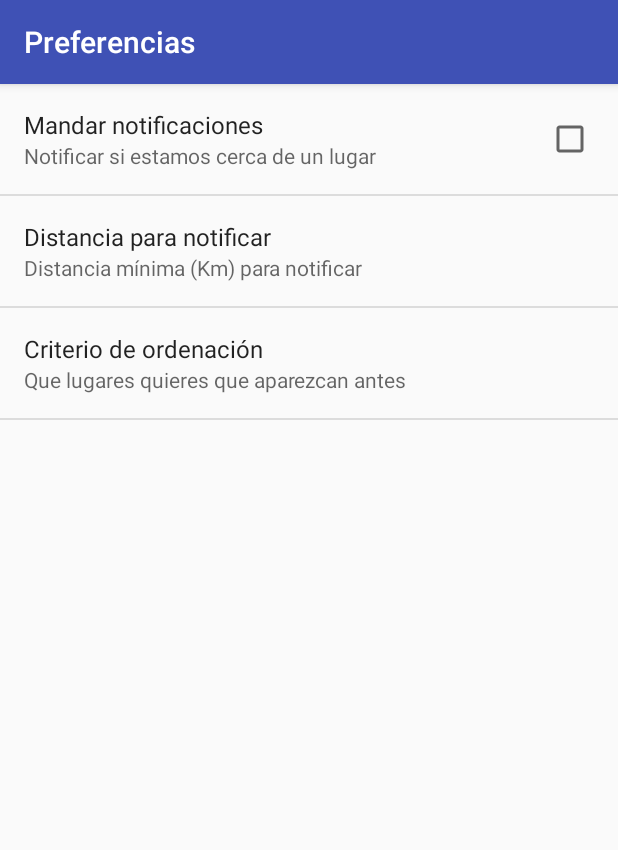
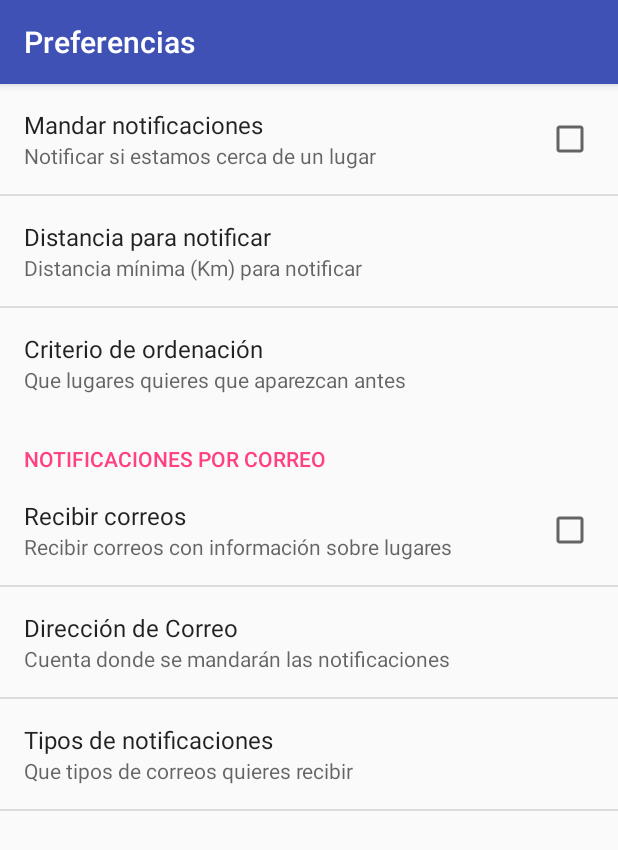
Before and after one commit to jdesum/mis_lugares, an Android app: the screen it shows after launch (PreferenciasActivity), after a tap on "PREFERENCIAS", on a phone screen of 412 x 824 dp. Shown: the top 850 px of the screen. Run offline under Robolectric (Android 15) with nearby library versions, the phone set to English and light mode, and no system bars.

Commit message:
Cambio 5: Notificaciones por correo

```diff
--- a/app/src/main/res/values/arrays.xml
+++ b/app/src/main/res/values/arrays.xml
@@ -17,4 +17,20 @@
 
     </string-array>
 
+    <string-array name="tiposNotificaciones">
+
+        <item>Nuevos lugares</item>
+        <item>Cerca de mí</item>
+        <item>Mejor valorados</item>
+
+    </string-array>
+
+    <string-array name="tiposNotificacionesValores">
+
+        <item>0</item>
+        <item>1</item>
+        <item>2</item>
+
+    </string-array>
+
 </resources>
--- a/app/src/main/res/xml/preferencias.xml
+++ b/app/src/main/res/xml/preferencias.xml
@@ -22,4 +22,30 @@
         android:entryValues="@array/tiposOrdenValores"
         android:defaultValue="1"
         />
+
+    <PreferenceCategory android:title="NOTIFICACIONES POR CORREO">
+        <CheckBoxPreference
+            android:key="recibirCorreos"
+            android:title="Recibir correos"
+            android:summary="Recibir correos con información sobre lugares"
+            />
+
+        <EditTextPreference
+            android:key="direccion"
+            android:title="Dirección de Correo"
+            android:summary="Cuenta donde se mandarán las notificaciones"
+            android:defaultValue="direccion@gmail.com"
+            />
+
+        <ListPreference
+            android:key="tipoNotificaciones"
+            android:title="Tipos de notificaciones"
+            android:summary="Que tipos de correos quieres recibir"
+            android:entries="@array/tiposNotificaciones"
+            android:entryValues="@array/tiposNotificacionesValores"
+            android:defaultValue="1"
+            />
+
+
+    </PreferenceCategory>
 </PreferenceScreen>
```
